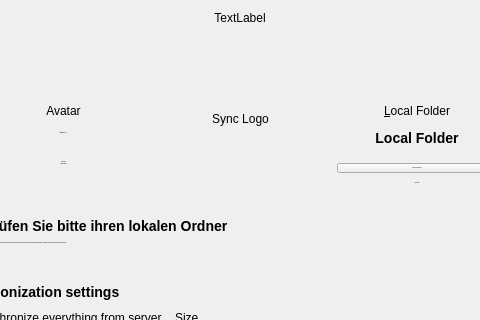
This is src/gui/wizard/owncloudadvancedsetuppage.ui in nextmcloud/desktop as Qt 5 draws it before an edit; both pictures show x 90 to 570 and y 0 to 320 of the 660 by 664 pixel window. The edited form follows.
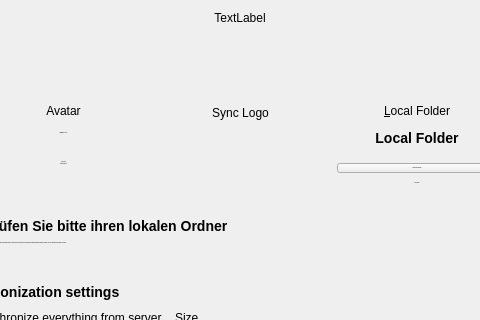
This is the edited form.

Patch:
```diff
--- a/src/gui/wizard/owncloudadvancedsetuppage.ui
+++ b/src/gui/wizard/owncloudadvancedsetuppage.ui
@@ -254,7 +254,7 @@
            <property name="sizeHint" stdset="0">
             <size>
              <width>20</width>
-             <height>52</height>
+             <height>50</height>
             </size>
            </property>
           </spacer>
@@ -286,7 +286,7 @@
            <property name="sizeHint" stdset="0">
             <size>
              <width>20</width>
-             <height>70</height>
+             <height>80</height>
             </size>
            </property>
           </spacer>
```
